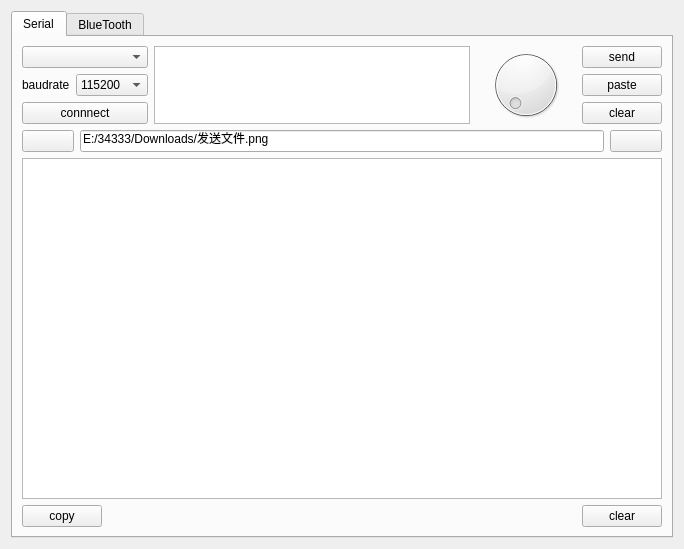
Above: ui/main_window.ui from xulang182-del/Host before the change. Below: the same form after it.
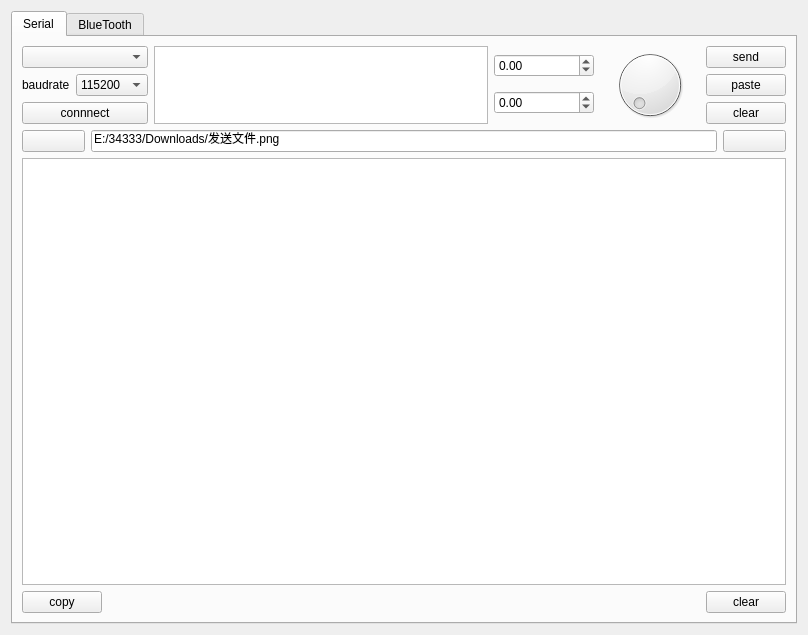
That is the form after the change. Icons and pictures are not drawn. Custom widgets are drawn as their Qt base class.

Patch:
```diff
--- a/ui/main_window.ui
+++ b/ui/main_window.ui
@@ -6,8 +6,8 @@
    <rect>
     <x>0</x>
     <y>0</y>
-    <width>684</width>
-    <height>549</height>
+    <width>808</width>
+    <height>635</height>
    </rect>
   </property>
   <property name="windowTitle">
@@ -85,6 +85,36 @@
                <item>
                 <widget class="QTextEdit" name="sendEdit"/>
                </item>
+               <item>
+                <layout class="QVBoxLayout" name="verticalLayout_5">
+                 <item>
+                  <widget class="QDoubleSpinBox" name="posxDoubleSpinBox">
+                   <property name="minimum">
+                    <double>-20.000000000000000</double>
+                   </property>
+                   <property name="maximum">
+                    <double>20.000000000000000</double>
+                   </property>
+                  </widget>
+                 </item>
+                 <item>
+                  <widget class="QDoubleSpinBox" name="posyDoubleSpinBox">
+                   <property name="minimumSize">
+                    <size>
+                     <width>100</width>
+                     <height>0</height>
+                    </size>
+                   </property>
+                   <property name="minimum">
+                    <double>-20.000000000000000</double>
+                   </property>
+                   <property name="maximum">
+                    <double>20.000000000000000</double>
+                   </property>
+                  </widget>
+                 </item>
+                </layout>
+               </item>
                <item>
                 <widget class="DragDial" name="posDial">
                  <property name="maximum">
```
